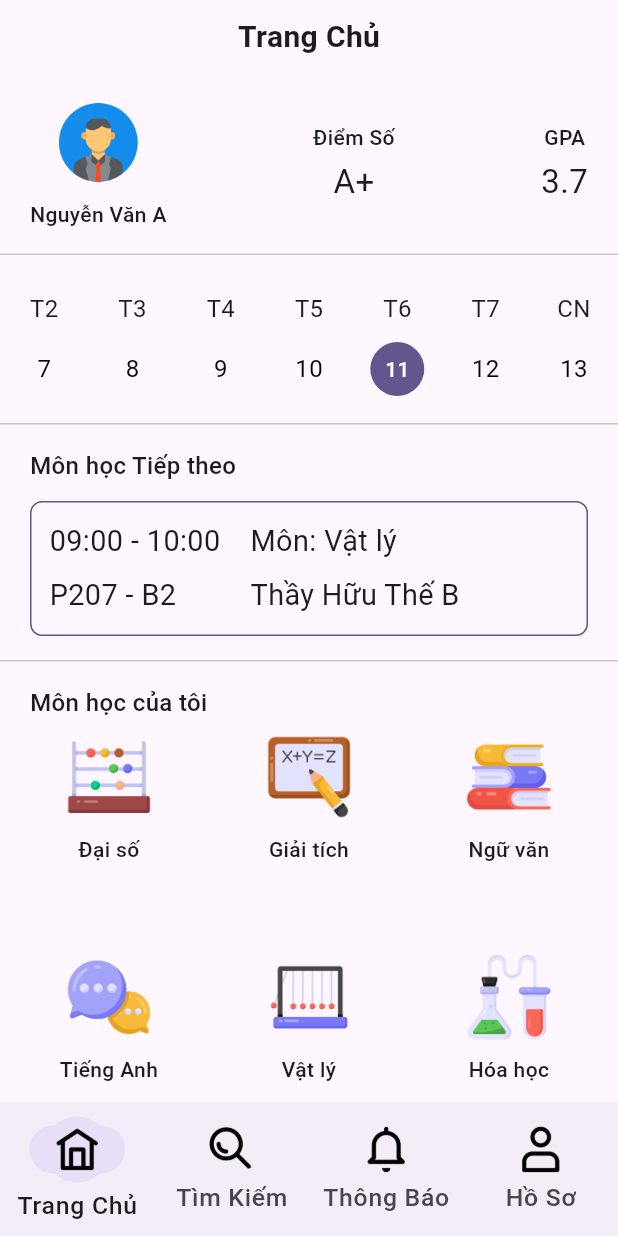
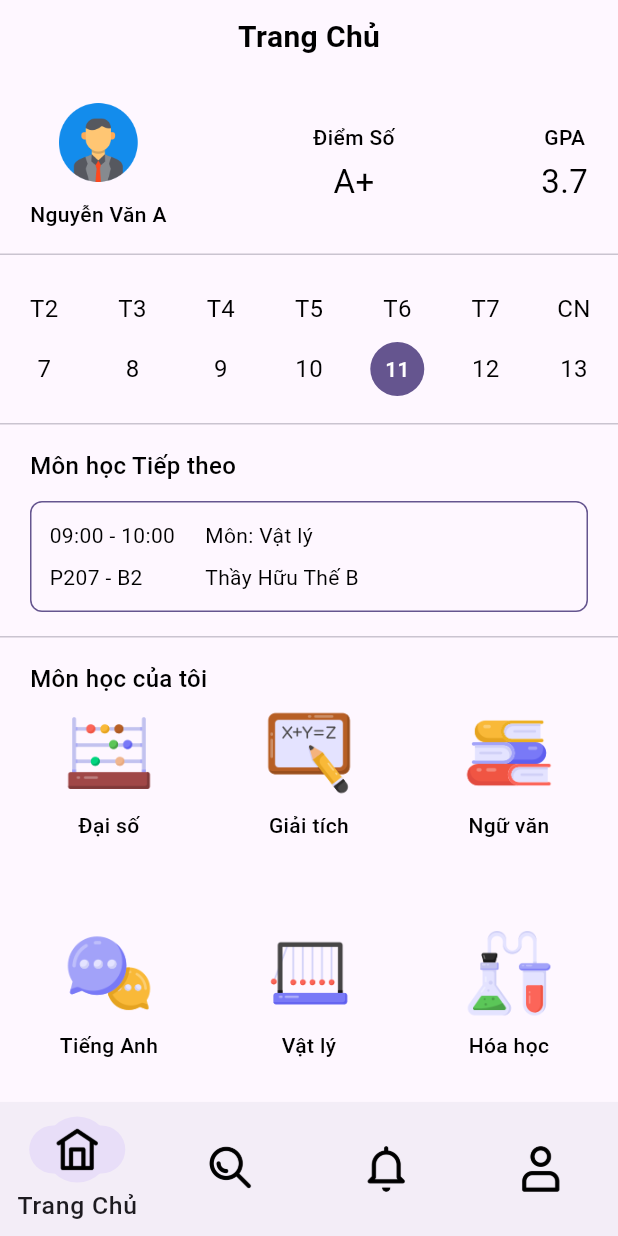
Before and after one commit to thg68/EasyEdu, a Flutter app: the screen it shows after launch, after a tap on "SIGN IN", on a phone screen of 412 x 824 dp. Run offline on Flutter 3.47's test engine with Material 3 defaults, Android fonts, the light colour scheme and no system bars; our stand-ins replace image_picker, shared_preferences.

```diff
--- a/lib/NavigationBar/NavigationBar.dart
+++ b/lib/NavigationBar/NavigationBar.dart
@@ -40,10 +40,14 @@
             });
           },
           selectedIndex: _currentPageIndex,
-          backgroundColor: const Color(0xFFF3EDF7),
-          height: 65 *
-              (themeProvider.fontSize /
-                  16), // Điều chỉnh chiều cao theo fontSize
+          backgroundColor: themeProvider.highContrast
+              ? Colors.black
+              : const Color(0xFFF3EDF7),
+          height: 65 * (themeProvider.fontSize / 16),
+          labelBehavior: NavigationDestinationLabelBehavior.onlyShowSelected,
+          indicatorColor: themeProvider.highContrast
+              ? Colors.white.withOpacity(0.1)
+              : const Color(0xFFE8DEF8),
           destinations: [
             _buildNavigationDestination(
               iconPath: 'assets/images/home_icon.png',
@@ -93,6 +97,9 @@
             image: DecorationImage(
               image: AssetImage(iconPath),
               fit: BoxFit.contain,
+              colorFilter: themeProvider.highContrast
+                  ? const ColorFilter.mode(Colors.white, BlendMode.srcIn)
+                  : null,
             ),
           ),
         );
@@ -107,7 +114,9 @@
         return Container(
           padding: EdgeInsets.all(padding),
           decoration: ShapeDecoration(
-            color: const Color(0xFFE8DEF8),
+            color: themeProvider.highContrast
+                ? Colors.white.withOpacity(0.1)
+                : const Color(0xFFE8DEF8),
             shape: RoundedRectangleBorder(
               borderRadius:
                   BorderRadius.circular(16 * (themeProvider.fontSize / 16)),
--- a/lib/main.dart
+++ b/lib/main.dart
@@ -27,15 +27,113 @@
       builder: (context, themeProvider, child) {
         return MaterialApp(
           debugShowCheckedModeBanner: false,
-          theme: ThemeData.light().copyWith(
-            scaffoldBackgroundColor: const Color.fromARGB(255, 254, 247, 255),
-            textTheme: Theme.of(context).textTheme.apply(
-                  fontSizeFactor: themeProvider.fontSize / 16.0,
+          theme: themeProvider.highContrast
+              ? ThemeData.dark().copyWith(
+                  scaffoldBackgroundColor: Colors.black,
+                  textTheme: Theme.of(context)
+                      .textTheme
+                      .apply(
+                        fontSizeFactor: themeProvider.fontSize / 16.0,
+                        bodyColor: Colors.white,
+                        displayColor: Colors.white,
+                      )
+                      .copyWith(
+                        bodyLarge: TextStyle(
+                          color: Colors.white,
+                          fontWeight: themeProvider.boldText
+                              ? FontWeight.bold
+                              : FontWeight.normal,
+                        ),
+                        bodyMedium: TextStyle(
+                          color: Colors.white,
+                          fontWeight: themeProvider.boldText
+                              ? FontWeight.bold
+                              : FontWeight.normal,
+                        ),
+                        bodySmall: TextStyle(
+                          color: Colors.white,
+                          fontWeight: themeProvider.boldText
+                              ? FontWeight.bold
+                              : FontWeight.normal,
+                        ),
+                        titleLarge: TextStyle(
+                          color: Colors.white,
+                          fontWeight: themeProvider.boldText
+                              ? FontWeight.bold
+                              : FontWeight.normal,
+                        ),
+                        titleMedium: TextStyle(
+                          color: Colors.white,
+                          fontWeight: themeProvider.boldText
+                              ? FontWeight.bold
+                              : FontWeight.normal,
+                        ),
+                        titleSmall: TextStyle(
+                          color: Colors.white,
+                          fontWeight: themeProvider.boldText
+                              ? FontWeight.bold
+                              : FontWeight.normal,
+                        ),
+                      ),
+                  appBarTheme: const AppBarTheme(
+                    backgroundColor: Colors.black,
+                    foregroundColor: Colors.white,
+                  ),
+                  cardTheme: CardTheme(
+                    color: Colors.black,
+                    elevation: 2,
+                  ),
+                  dividerTheme: const DividerThemeData(
+                    color: Colors.white,
+                  ),
+                )
+              : ThemeData.light().copyWith(
+                  scaffoldBackgroundColor:
+                      const Color.fromARGB(255, 254, 247, 255),
+                  textTheme: Theme.of(context)
+                      .textTheme
+                      .apply(
+                        fontSizeFactor: themeProvider.fontSize / 16.0,
+                      )
+                      .copyWith(
+                        bodyLarge: TextStyle(
+                          color: themeProvider.textColor,
+                          fontWeight: themeProvider.boldText
+                              ? FontWeight.bold
+                              : FontWeight.normal,
+                        ),
+                        bodyMedium: TextStyle(
+                          color: themeProvider.textColor,
+                          fontWeight: themeProvider.boldText
+                              ? FontWeight.bold
+                              : FontWeight.normal,
+                        ),
+                        bodySmall: TextStyle(
+                          color: themeProvider.textColor,
+                          fontWeight: themeProvider.boldText
+                              ? FontWeight.bold
+                              : FontWeight.normal,
+                        ),
+                        titleLarge: TextStyle(
+                          color: themeProvider.textColor,
+                          fontWeight: themeProvider.boldText
+                              ? FontWeight.bold
+                              : FontWeight.normal,
+                        ),
+                        titleMedium: TextStyle(
+                          color: themeProvider.textColor,
+                          fontWeight: themeProvider.boldText
+                              ? FontWeight.bold
+                              : FontWeight.normal,
+                        ),
+                        titleSmall: TextStyle(
+                          color: themeProvider.textColor,
+                          fontWeight: themeProvider.boldText
+                              ? FontWeight.bold
+                              : FontWeight.normal,
+                        ),
+                      ),
                 ),
-            // Thêm cấu hình độ tương phản nếu cần
-            brightness:
-                themeProvider.highContrast ? Brightness.dark : Brightness.light,
-          ),
           home: LoginPage(),
         );
       },
```
